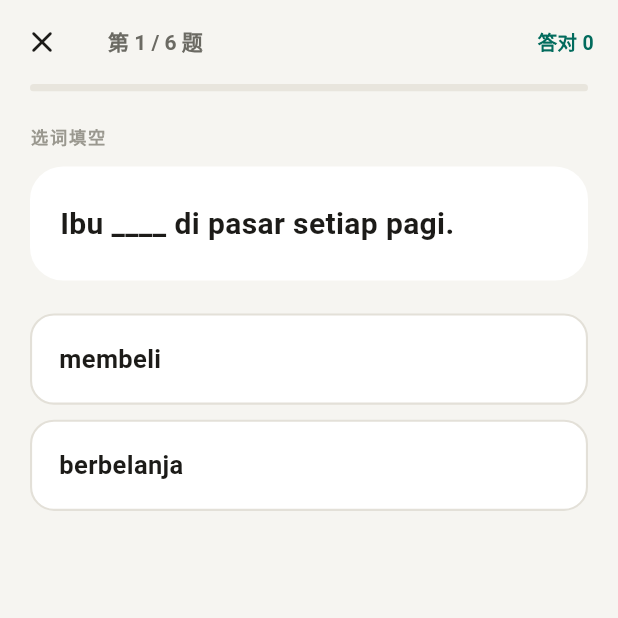
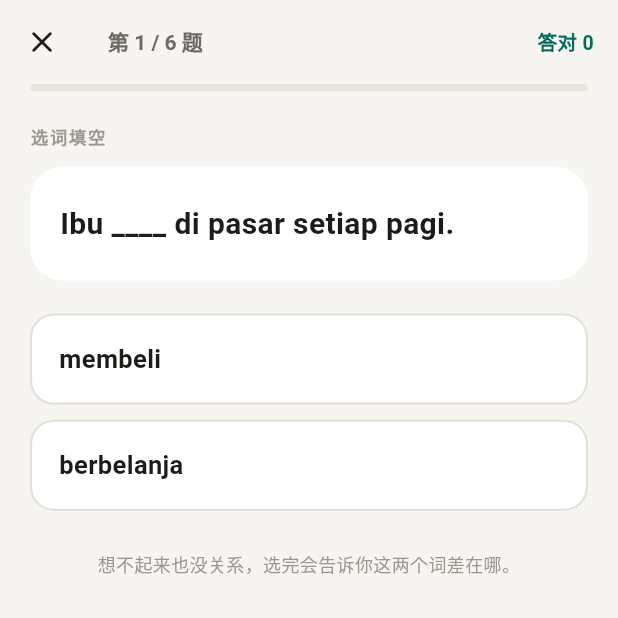
Before and after one commit to BLUEENDDE/megumi-dictionary, a Flutter app: the screen it shows after launch, after a tap on "开始复习", on a phone screen of 412 x 824 dp, the top half of it. Run offline on Flutter 3.47's test engine with Material 3 defaults, Android fonts, the phone set to English and light mode, and no system bars.

Commit message:
复习页补提示，加预览入口用于截图核对

```diff
--- a/lib/screens/quiz_screen.dart
+++ b/lib/screens/quiz_screen.dart
@@ -10,7 +10,10 @@ enum _OptionState { idle, correct, wrong, dim }
 class QuizScreen extends StatefulWidget {
   final List<WordPair> pairs;
 
-  const QuizScreen({super.key, required this.pairs});
+  /// 仅用于截图预览：right = 自动选对，wrong = 自动选错。正式使用留空。
+  final String? previewAnswer;
+
+  const QuizScreen({super.key, required this.pairs, this.previewAnswer});
 
   @override
   State<QuizScreen> createState() => _QuizScreenState();
@@ -34,6 +37,17 @@ class _QuizScreenState extends State<QuizScreen>
       vsync: this,
       duration: const Duration(milliseconds: 420),
     );
+
+    final preview = widget.previewAnswer;
+    if (preview != null && _items.isNotEmpty) {
+      final first = _items.first;
+      final target = preview == 'right'
+          ? first.answer
+          : first.options.firstWhere((o) => o != first.answer);
+      WidgetsBinding.instance.addPostFrameCallback((_) {
+        if (mounted) _choose(target);
+      });
+    }
   }
 
   @override
@@ -262,7 +276,19 @@ class _QuizScreenState extends State<QuizScreen>
                               scheme: scheme,
                             ),
                           )
-                        : const SizedBox.shrink(),
+                        : Padding(
+                            key: const ValueKey('hint'),
+                            padding: const EdgeInsets.only(top: 16),
+                            child: Text(
+                              '想不起来也没关系，选完会告诉你这两个词差在哪。',
+                              textAlign: TextAlign.center,
+                              style: TextStyle(
+                                fontSize: 12,
+                                height: 1.6,
+                                color: const Color(0xFF9A988F),
+                              ),
+                            ),
+                          ),
                   ),
                 ],
               ),
```
Also changed, not shown: lib/preview_main.dart (added, +72 -0 lines).
